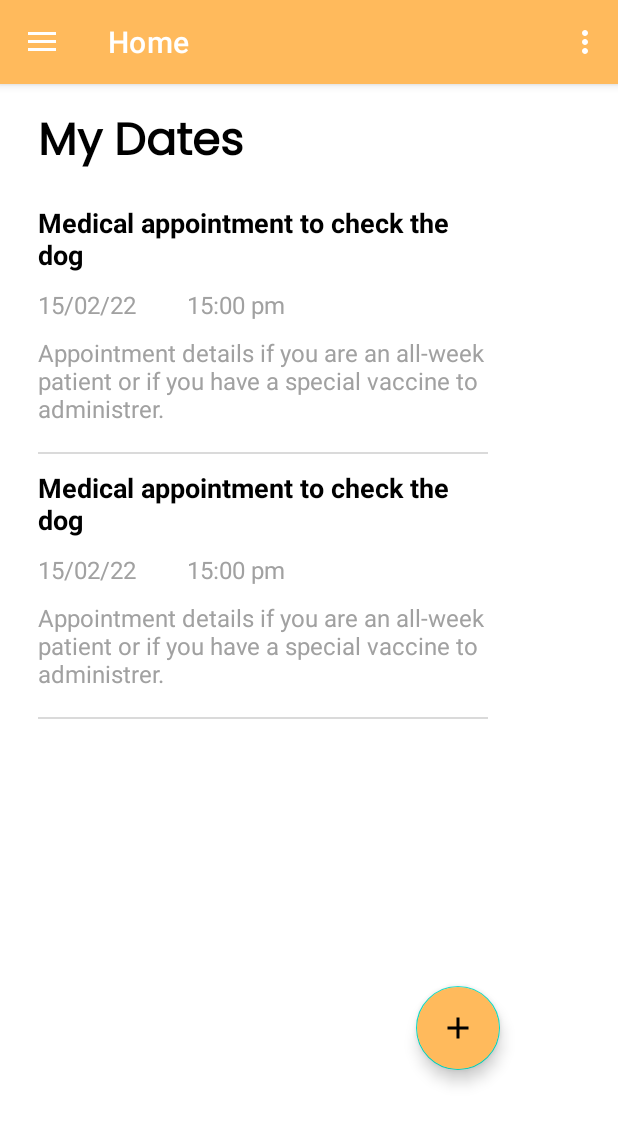
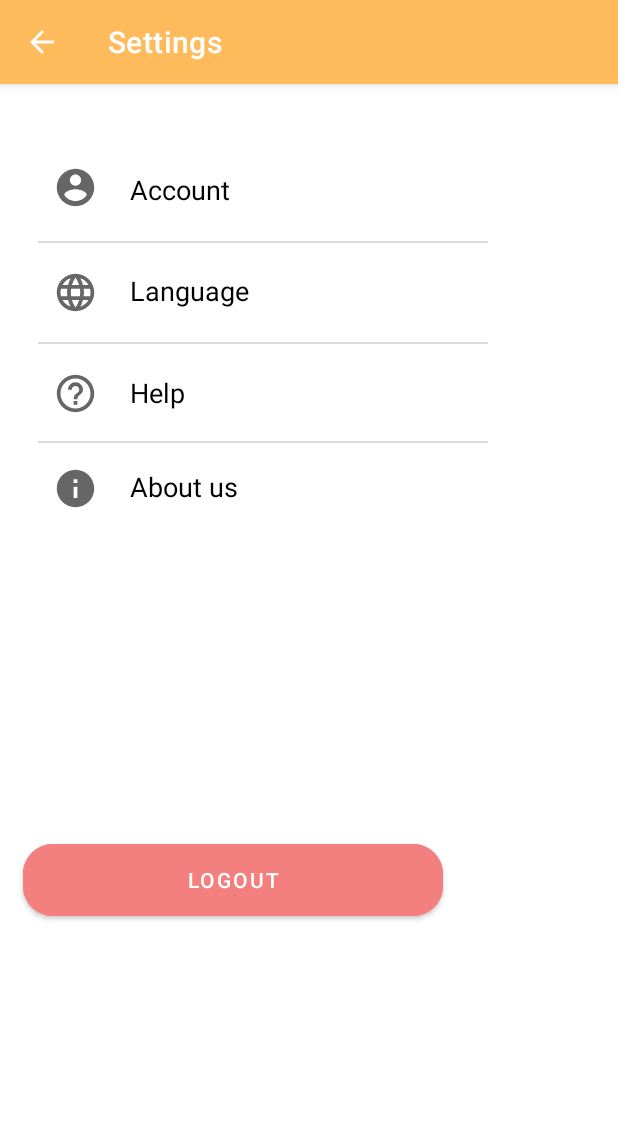
Before and after one commit to RicardoFlores01/HealthPetAppMovil, an Android app: the MenuActivity screen opened directly, with no data from a screen before it, in the options menu, after a tap on "Settings", on a phone screen of 412 x 824 dp. Shown: the top 1124 px of the screen. Run offline under Robolectric (Android 15) with nearby library versions, the phone set to English and light mode, and no system bars; our stand-ins replace navigation-ui.

Commit message:
Modify profile and add settings

```diff
--- a/app/src/main/java/example/com/healthpetapp/MenuActivity.java
+++ b/app/src/main/java/example/com/healthpetapp/MenuActivity.java
@@ -1,6 +1,8 @@
 package example.com.healthpetapp;
 
+import android.content.Intent;
 import android.os.Bundle;
+import android.view.MenuItem;
 import android.view.View;
 import android.view.Menu;
 
@@ -54,6 +56,30 @@ public class MenuActivity extends AppCompatActivity {
     }
 
     @Override
+    public boolean onOptionsItemSelected(MenuItem item) {
+        // Handle action bar item clicks here. The action bar will
+        // automatically handle clicks on the Home/Up button, so long
+        // as you specify a parent activity in AndroidManifest.xml.
+        int id = item.getItemId();
+
+        //noinspection SimplifiableIfStatement
+        if (id == R.id.action_settings) {
+            Intent settings = new Intent(this, Settings.class);
+            settings.putExtra("key", "settings");
+            this.startActivity(settings);
+        }
+
+        if (id == R.id.action_account) {
+            Intent profile = new Intent(this, Profile.class);
+            profile.putExtra("key", "profile");
+            this.startActivity(profile);
+        }
+
+        return super.onOptionsItemSelected(item);
+    }
+
+
+    @Override
     public boolean onSupportNavigateUp() {
         NavController navController = Navigation.findNavController(this, R.id.nav_host_fragment_content_menu);
         return NavigationUI.navigateUp(navController, mAppBarConfiguration)
--- /dev/null
+++ b/app/src/main/java/example/com/healthpetapp/Settings.java
@@ -0,0 +1,14 @@
+package example.com.healthpetapp;
+
+import androidx.appcompat.app.AppCompatActivity;
+
+import android.os.Bundle;
+
+public class Settings extends AppCompatActivity {
+
+    @Override
+    protected void onCreate(Bundle savedInstanceState) {
+        super.onCreate(savedInstanceState);
+        setContentView(R.layout.activity_settings);
+    }
+}
--- /dev/null
+++ b/app/src/main/java/example/com/healthpetapp/ui/OpenHelper.java
@@ -0,0 +1,24 @@
+package example.com.healthpetapp.ui;
+
+import android.content.Context;
+import android.database.sqlite.SQLiteDatabase;
+import android.database.sqlite.SQLiteOpenHelper;
+
+import androidx.annotation.Nullable;
+
+public class OpenHelper extends SQLiteOpenHelper {
+
+    public OpenHelper( Context context, String name, int version) {
+        super(context, name, null, version);
+    }
+
+    @Override
+    public void onCreate(SQLiteDatabase sqLiteDatabase) {
+
+    }
+
+    @Override
+    public void onUpgrade(SQLiteDatabase sqLiteDatabase, int i, int i1) {
+
+    }
+}
--- /dev/null
+++ b/app/src/main/res/drawable/ic_baseline_account_circle_24.xml
@@ -0,0 +1,10 @@
+<vector xmlns:android="http://schemas.android.com/apk/res/android"
+    android:width="24dp"
+    android:height="24dp"
+    android:viewportWidth="24"
+    android:viewportHeight="24"
+    android:tint="?attr/colorControlNormal">
+  <path
+      android:fillColor="@android:color/white"
+      android:pathData="M12,2C6.48,2 2,6.48 2,12s4.48,10 10,10 10,-4.48 10,-10S17.52,2 12,2zM12,5c1.66,0 3,1.34 3,3s-1.34,3 -3,3 -3,-1.34 -3,-3 1.34,-3 3,-3zM12,19.2c-2.5,0 -4.71,-1.28 -6,-3.22 0.03,-1.99 4,-3.08 6,-3.08 1.99,0 5.97,1.09 6,3.08 -1.29,1.94 -3.5,3.22 -6,3.22z"/>
+</vector>
--- /dev/null
+++ b/app/src/main/res/drawable/ic_baseline_help_outline_24.xml
@@ -0,0 +1,11 @@
+<vector xmlns:android="http://schemas.android.com/apk/res/android"
+    android:width="24dp"
+    android:height="24dp"
+    android:viewportWidth="24"
+    android:viewportHeight="24"
+    android:tint="?attr/colorControlNormal"
+    android:autoMirrored="true">
+  <path
+      android:fillColor="@android:color/white"
+      android:pathData="M11,18h2v-2h-2v2zM12,2C6.48,2 2,6.48 2,12s4.48,10 10,10 10,-4.48 10,-10S17.52,2 12,2zM12,20c-4.41,0 -8,-3.59 -8,-8s3.59,-8 8,-8 8,3.59 8,8 -3.59,8 -8,8zM12,6c-2.21,0 -4,1.79 -4,4h2c0,-1.1 0.9,-2 2,-2s2,0.9 2,2c0,2 -3,1.75 -3,5h2c0,-2.25 3,-2.5 3,-5 0,-2.21 -1.79,-4 -4,-4z"/>
+</vector>
--- /dev/null
+++ b/app/src/main/res/drawable/ic_baseline_info_24.xml
@@ -0,0 +1,10 @@
+<vector xmlns:android="http://schemas.android.com/apk/res/android"
+    android:width="24dp"
+    android:height="24dp"
+    android:viewportWidth="24"
+    android:viewportHeight="24"
+    android:tint="?attr/colorControlNormal">
+  <path
+      android:fillColor="@android:color/white"
+      android:pathData="M12,2C6.48,2 2,6.48 2,12s4.48,10 10,10 10,-4.48 10,-10S17.52,2 12,2zM13,17h-2v-6h2v6zM13,9h-2L11,7h2v2z"/>
+</vector>
--- /dev/null
+++ b/app/src/main/res/drawable/ic_baseline_language_24.xml
@@ -0,0 +1,10 @@
+<vector xmlns:android="http://schemas.android.com/apk/res/android"
+    android:width="24dp"
+    android:height="24dp"
+    android:viewportWidth="24"
+    android:viewportHeight="24"
+    android:tint="?attr/colorControlNormal">
+  <path
+      android:fillColor="@android:color/white"
+      android:pathData="M11.99,2C6.47,2 2,6.48 2,12s4.47,10 9.99,10C17.52,22 22,17.52 22,12S17.52,2 11.99,2zM18.92,8h-2.95c-0.32,-1.25 -0.78,-2.45 -1.38,-3.56 1.84,0.63 3.37,1.91 4.33,3.56zM12,4.04c0.83,1.2 1.48,2.53 1.91,3.96h-3.82c0.43,-1.43 1.08,-2.76 1.91,-3.96zM4.26,14C4.1,13.36 4,12.69 4,12s0.1,-1.36 0.26,-2h3.38c-0.08,0.66 -0.14,1.32 -0.14,2 0,0.68 0.06,1.34 0.14,2L4.26,14zM5.08,16h2.95c0.32,1.25 0.78,2.45 1.38,3.56 -1.84,-0.63 -3.37,-1.9 -4.33,-3.56zM8.03,8L5.08,8c0.96,-1.66 2.49,-2.93 4.33,-3.56C8.81,5.55 8.35,6.75 8.03,8zM12,19.96c-0.83,-1.2 -1.48,-2.53 -1.91,-3.96h3.82c-0.43,1.43 -1.08,2.76 -1.91,3.96zM14.34,14L9.66,14c-0.09,-0.66 -0.16,-1.32 -0.16,-2 0,-0.68 0.07,-1.35 0.16,-2h4.68c0.09,0.65 0.16,1.32 0.16,2 0,0.68 -0.07,1.34 -0.16,2zM14.59,19.56c0.6,-1.11 1.06,-2.31 1.38,-3.56h2.95c-0.96,1.65 -2.49,2.93 -4.33,3.56zM16.36,14c0.08,-0.66 0.14,-1.32 0.14,-2 0,-0.68 -0.06,-1.34 -0.14,-2h3.38c0.16,0.64 0.26,1.31 0.26,2s-0.1,1.36 -0.26,2h-3.38z"/>
+</vector>
--- a/app/src/main/res/layout/activity_profile.xml
+++ b/app/src/main/res/layout/activity_profile.xml
@@ -1,16 +1,26 @@
 <?xml version="1.0" encoding="utf-8"?>
-<androidx.constraintlayout.widget.ConstraintLayout xmlns:android="http://schemas.android.com/apk/res/android"
+
+<ScrollView
+    xmlns:android="http://schemas.android.com/apk/res/android"
     xmlns:app="http://schemas.android.com/apk/res-auto"
     xmlns:tools="http://schemas.android.com/tools"
+
+    android:layout_width="409dp"
+    android:layout_height="1000dp"
+    tools:layout_editor_absoluteX="1dp"
+    tools:layout_editor_absoluteY="1dp"
+    android:fillViewport="true">
+
+    <androidx.constraintlayout.widget.ConstraintLayout
         android:layout_width="match_parent"
-    android:layout_height="match_parent"
+        android:layout_height="wrap_content"
         tools:context=".Profile">
 
         <TextView
             android:id="@+id/avatar"
             android:layout_width="100dp"
             android:layout_height="100dp"
-        android:layout_marginStart="70dp"
+            android:layout_marginStart="130dp"
             android:layout_marginTop="20dp"
             android:background="@drawable/avatar"
             app:layout_constraintStart_toStartOf="parent"
@@ -25,8 +35,7 @@
             app:flow_verticalAlign="top"
             app:layout_constraintStart_toStartOf="parent"
             app:layout_constraintTop_toBottomOf="@+id/avatar"
-        android:layout_marginStart="25dp"
-        android:layout_marginTop="30dp" />
+            android:layout_marginStart="25dp" />
 
         <EditText
             android:id="@+id/name"
@@ -125,16 +134,17 @@
             app:layout_constraintTop_toBottomOf="@+id/remi" />
 
         <Button
-        android:id="@+id/btnSaveDate"
+            android:id="@+id/btnSaveProfile"
             android:layout_width="300dp"
             android:layout_height="60dp"
             android:layout_marginStart="25dp"
             android:layout_marginTop="20dp"
             android:backgroundTint="#FFBA5C"
-        android:text="@string/save"
+            android:text="@string/Save_profile"
             app:cornerRadius="20dp"
             app:layout_constraintStart_toStartOf="parent"
             app:layout_constraintTop_toBottomOf="@+id/remind_text" />
 
+    </androidx.constraintlayout.widget.ConstraintLayout>
 
-</androidx.constraintlayout.widget.ConstraintLayout>
+</ScrollView>
--- /dev/null
+++ b/app/src/main/res/layout/activity_settings.xml
@@ -0,0 +1,139 @@
+<?xml version="1.0" encoding="utf-8"?>
+<androidx.constraintlayout.widget.ConstraintLayout xmlns:android="http://schemas.android.com/apk/res/android"
+    xmlns:app="http://schemas.android.com/apk/res-auto"
+    xmlns:tools="http://schemas.android.com/tools"
+    android:layout_width="match_parent"
+    android:layout_height="match_parent"
+    tools:context=".Settings">
+
+    <TextView
+        android:id="@+id/icon_account"
+        android:layout_width="30dp"
+        android:layout_height="30dp"
+        android:layout_marginStart="35dp"
+        android:layout_marginTop="54dp"
+        android:background="@drawable/ic_baseline_account_circle_24"
+        app:layout_constraintStart_toStartOf="parent"
+        app:layout_constraintTop_toTopOf="parent" />
+
+    <TextView
+        android:id="@+id/account"
+        android:layout_width="wrap_content"
+        android:layout_height="wrap_content"
+        android:layout_marginStart="21dp"
+        android:layout_marginTop="58dp"
+        android:text="@string/account"
+        android:textSize="18dp"
+        android:textColor="@color/black"
+        app:layout_constraintStart_toEndOf="@+id/icon_account"
+        app:layout_constraintTop_toTopOf="parent" />
+
+    <View
+        android:id="@+id/line"
+        android:layout_width="300dp"
+        android:layout_height="1dp"
+        android:layout_marginStart="25dp"
+        android:layout_marginTop="22dp"
+        android:background="@color/line"
+        app:layout_constraintStart_toStartOf="parent"
+        app:layout_constraintTop_toBottomOf="@id/account" />
+
+    <TextView
+        android:id="@+id/icon_language"
+        android:layout_width="30dp"
+        android:layout_height="30dp"
+        android:layout_marginStart="35dp"
+        android:layout_marginTop="18dp"
+        android:background="@drawable/ic_baseline_language_24"
+        app:layout_constraintStart_toStartOf="parent"
+        app:layout_constraintTop_toBottomOf="@id/line" />
+
+    <TextView
+        android:id="@+id/language"
+        android:layout_width="wrap_content"
+        android:layout_height="wrap_content"
+        android:layout_marginStart="21dp"
+        android:layout_marginTop="125dp"
+        android:text="@string/language"
+        android:textSize="18dp"
+        android:textColor="@color/black"
+        app:layout_constraintStart_toEndOf="@+id/icon_language"
+        app:layout_constraintTop_toTopOf="parent" />
+
+    <View
+        android:id="@+id/line2"
+        android:layout_width="300dp"
+        android:layout_height="1dp"
+        android:layout_marginStart="25dp"
+        android:layout_marginTop="22dp"
+        android:background="@color/line"
+        app:layout_constraintStart_toStartOf="parent"
+        app:layout_constraintTop_toBottomOf="@id/language" />
+
+    <TextView
+        android:id="@+id/icon_help"
+        android:layout_width="30dp"
+        android:layout_height="30dp"
+        android:layout_marginStart="35dp"
+        android:layout_marginTop="18dp"
+        android:background="@drawable/ic_baseline_help_outline_24"
+        app:layout_constraintStart_toStartOf="parent"
+        app:layout_constraintTop_toBottomOf="@id/line2" />
+
+    <TextView
+        android:id="@+id/help"
+        android:layout_width="wrap_content"
+        android:layout_height="wrap_content"
+        android:layout_marginStart="21dp"
+        android:layout_marginTop="193dp"
+        android:text="@string/help"
+        android:textSize="18dp"
+        android:textColor="@color/black"
+        app:layout_constraintStart_toEndOf="@+id/icon_help"
+        app:layout_constraintTop_toTopOf="parent" />
+
+    <View
+        android:id="@+id/line3"
+        android:layout_width="300dp"
+        android:layout_height="1dp"
+        android:layout_marginStart="25dp"
+        android:layout_marginTop="20dp"
+        android:background="@color/line"
+        app:layout_constraintStart_toStartOf="parent"
+        app:layout_constraintTop_toBottomOf="@id/help" />
+
+    <TextView
+        android:id="@+id/icon_aboutus"
+        android:layout_width="30dp"
+        android:layout_height="30dp"
+        android:layout_marginStart="35dp"
+        android:layout_marginTop="15dp"
+        android:background="@drawable/ic_baseline_info_24"
+        app:layout_constraintStart_toStartOf="parent"
+        app:layout_constraintTop_toBottomOf="@id/line3" />
+
+    <TextView
+        android:id="@+id/aboutus"
+        android:layout_width="wrap_content"
+        android:layout_height="wrap_content"
+        android:layout_marginStart="21dp"
+        android:layout_marginTop="256dp"
+        android:text="@string/aboutus"
+        android:textSize="18dp"
+        android:textColor="@color/black"
+        app:layout_constraintStart_toEndOf="@+id/icon_aboutus"
+        app:layout_constraintTop_toTopOf="parent" />
+
+    <Button
+        android:id="@+id/btnLogout"
+        android:layout_width="280dp"
+        android:layout_height="60dp"
+        android:text="@string/logout"
+        android:backgroundTint="#F47F7F"
+        app:cornerRadius="20dp"
+        android:layout_marginStart="15dp"
+        android:layout_marginTop="220dp"
+        app:layout_constraintStart_toStartOf="parent"
+        app:layout_constraintTop_toBottomOf="@+id/aboutus" />
+
+</androidx.constraintlayout.widget.ConstraintLayout>
--- a/app/src/main/res/menu/menu.xml
+++ b/app/src/main/res/menu/menu.xml
@@ -1,6 +1,15 @@
 <?xml version="1.0" encoding="utf-8"?>
-<menu xmlns:android="http://schemas.android.com/apk/res/android"
+<menu
+    xmlns:android="http://schemas.android.com/apk/res/android"
     xmlns:app="http://schemas.android.com/apk/res-auto">
+
+    <item
+        android:id="@+id/action_account"
+        android:orderInCategory="100"
+        android:icon="@drawable/ic_baseline_account_circle_24"
+        app:showAsAction="ifRoom"
+        android:title="@string/account" />
+
     <item
         android:id="@+id/action_settings"
         android:orderInCategory="100"
--- a/app/src/main/res/values/strings.xml
+++ b/app/src/main/res/values/strings.xml
@@ -86,6 +86,13 @@
     <string name="email_profile">ricardo1@gmail.com</string>
     <string name="password_profile">*********</string>
     <string name="phone_profile">4495777823</string>
+    <string name="Save_profile">Save the data profile</string>
+
+    <string name="account">Account</string>
+    <string name="language">Language</string>
+    <string name="help">Help</string>
+    <string name="aboutus">About us</string>
+    <string name="logout">Logout</string>
 
     <string name="title_activity_menu">HealthPet</string>
 </resources>
--- a/build.gradle
+++ b/build.gradle
@@ -6,6 +6,7 @@ buildscript {
     }
     dependencies {
         classpath 'com.android.tools.build:gradle:7.0.2'
+        classpath 'com.google.gms:google-services:4.3.10'
 
         // NOTE: Do not place your application dependencies here; they belong
         // in the individual module build.gradle files
```
Also changed, not shown: app/build.gradle (+6 -1 lines), app/src/main/AndroidManifest.xml (+8 -1 lines), 1 other file. Lines whose indentation alone changed are shown as unchanged.
